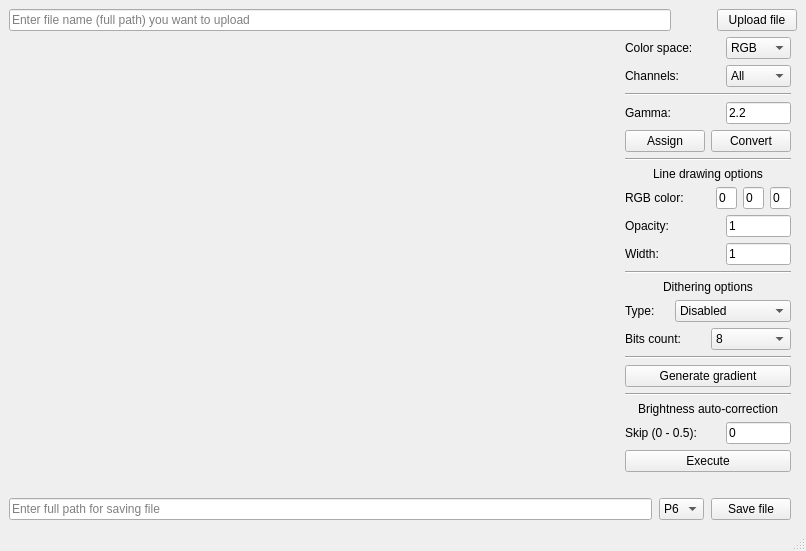
Viktor6374/cg23-19-2, file src/presentation/imageeditor.ui: the form before one commit.
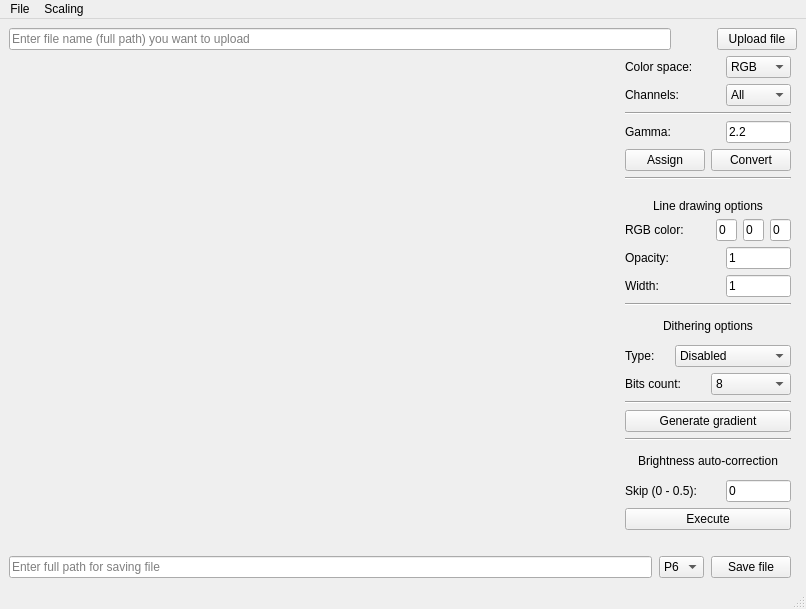
The form after the commit.

Commit message: feat: add nearest neighbour scaling

```diff
--- a/src/presentation/imageeditor.ui
+++ b/src/presentation/imageeditor.ui
@@ -7,7 +7,7 @@
     <x>0</x>
     <y>0</y>
     <width>806</width>
-    <height>522</height>
+    <height>609</height>
    </rect>
   </property>
   <property name="minimumSize">
@@ -766,6 +766,23 @@
      <height>21</height>
     </rect>
    </property>
+   <widget class="QMenu" name="menuScaling">
+    <property name="title">
+     <string>Scaling</string>
+    </property>
+    <addaction name="actionNearest_neighbour"/>
+    <addaction name="actionBilinear"/>
+    <addaction name="actionLanczos3"/>
+    <addaction name="actionBC_spline"/>
+   </widget>
+   <widget class="QMenu" name="menuInfo">
+    <property name="title">
+     <string>File</string>
+    </property>
+    <addaction name="actionInfo"/>
+   </widget>
+   <addaction name="menuInfo"/>
+   <addaction name="menuScaling"/>
   </widget>
   <widget class="QStatusBar" name="statusbar"/>
  </widget>
```
Left out of the diff: 25 changed lines with no effect on the pictures. The commit also changes 19 other files.
